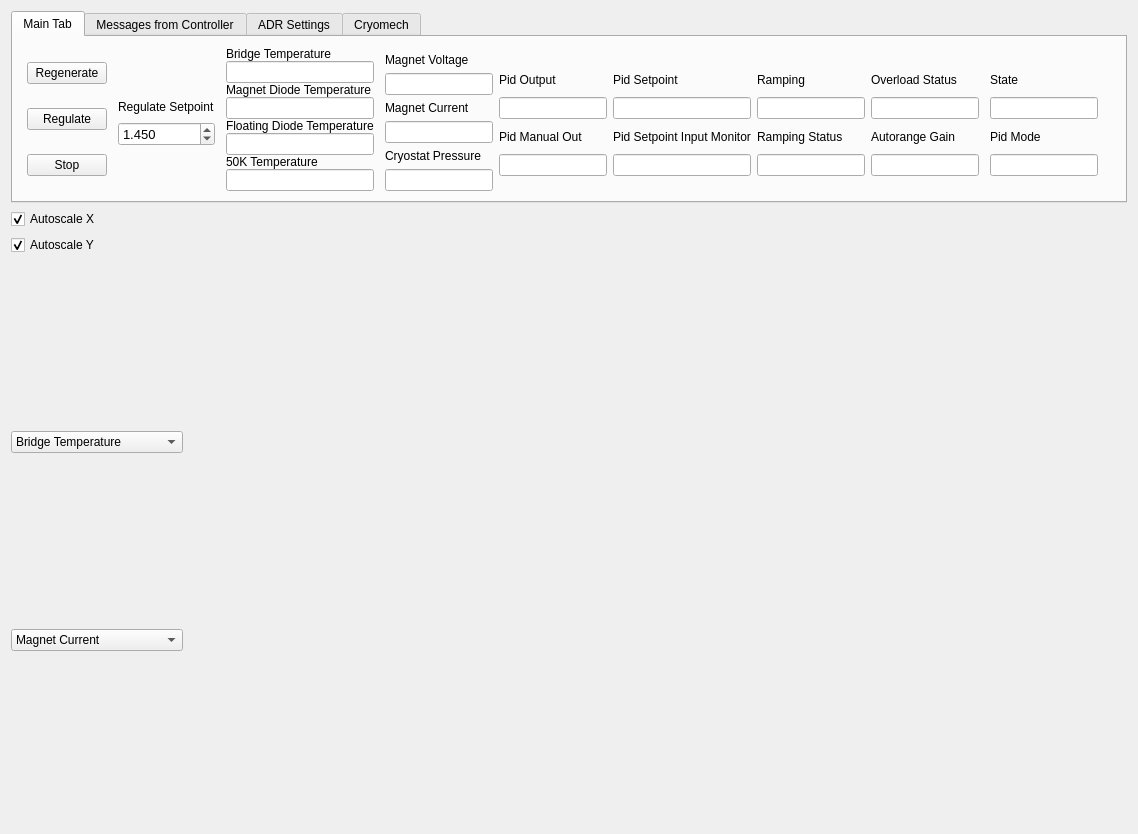
This is ui_devel/gui.ui in ColumbiaCMB/adr_control as Qt 5 draws it before an edit. The edited form follows.
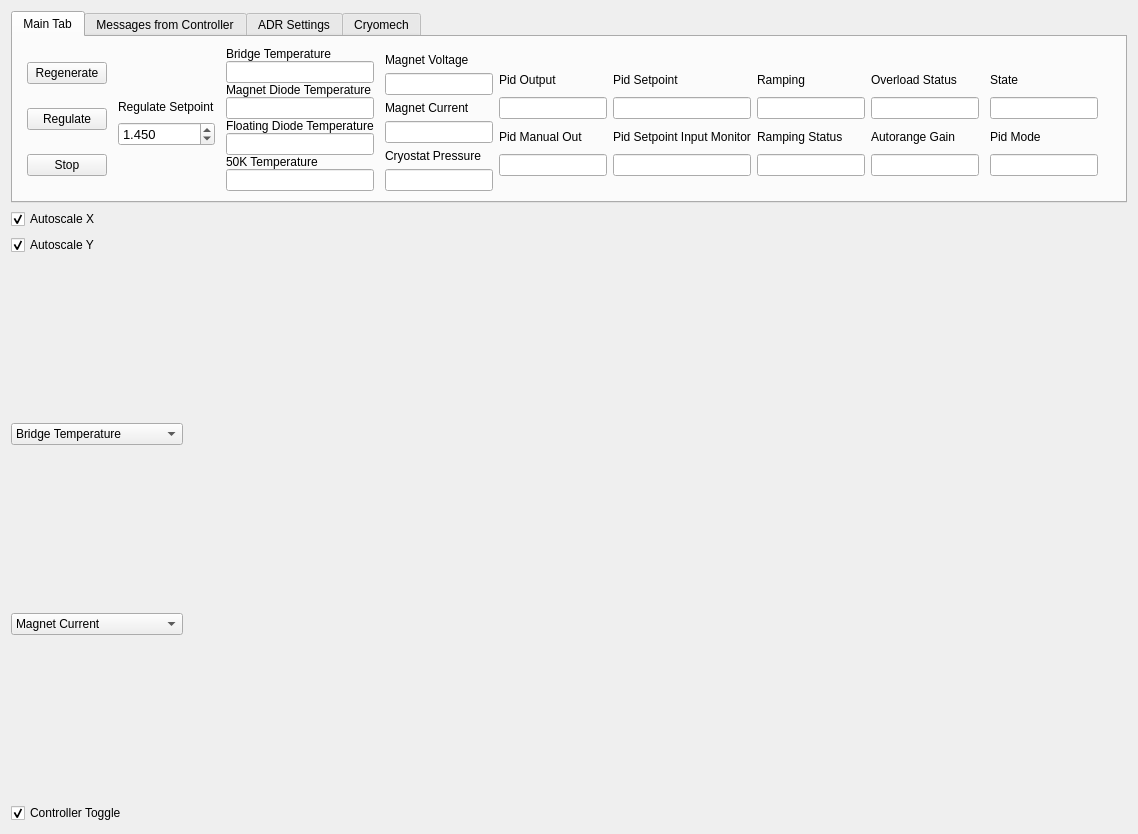
This is the edited form.

Commit message: Fixed an issue where the ramp method of adr_controller would send and verify messages, but due to the lack of locks, it would get interrupted by standby. Thus, setpoint would be reset from the peak. If the problem persists an additional check may be to have ramping states check whether the goal is what they expect, and ramp again if it is not. (I noticed it going down, but I can't tell if that is the same problem or another that only occurs when the output is very low.

Patch:
```diff
--- a/ui_devel/gui.ui
+++ b/ui_devel/gui.ui
@@ -14,7 +14,7 @@
    <string>ADR Controls</string>
   </property>
   <layout class="QGridLayout" name="gridLayout">
-   <item row="1" column="0">
+   <item row="2" column="0">
     <layout class="QGridLayout" name="gridLayout_3">
      <property name="sizeConstraint">
       <enum>QLayout::SetMaximumSize</enum>
@@ -1186,6 +1186,19 @@
      </widget>
     </widget>
    </item>
+   <item row="3" column="0">
+    <widget class="QCheckBox" name="controller_toggle">
+     <property name="focusPolicy">
+      <enum>Qt::NoFocus</enum>
+     </property>
+     <property name="text">
+      <string>Controller Toggle</string>
+     </property>
+     <property name="checked">
+      <bool>true</bool>
+     </property>
+    </widget>
+   </item>
   </layout>
  </widget>
  <tabstops>
```
The commit also changes 3 other files.
